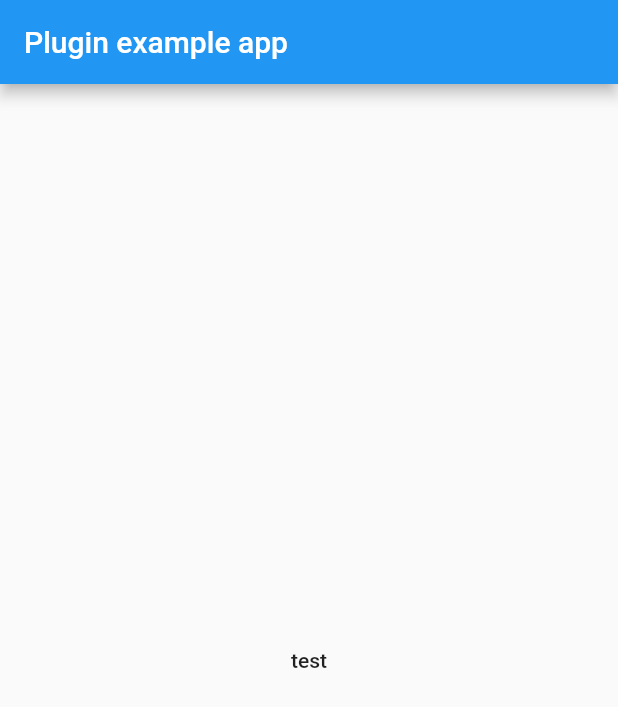
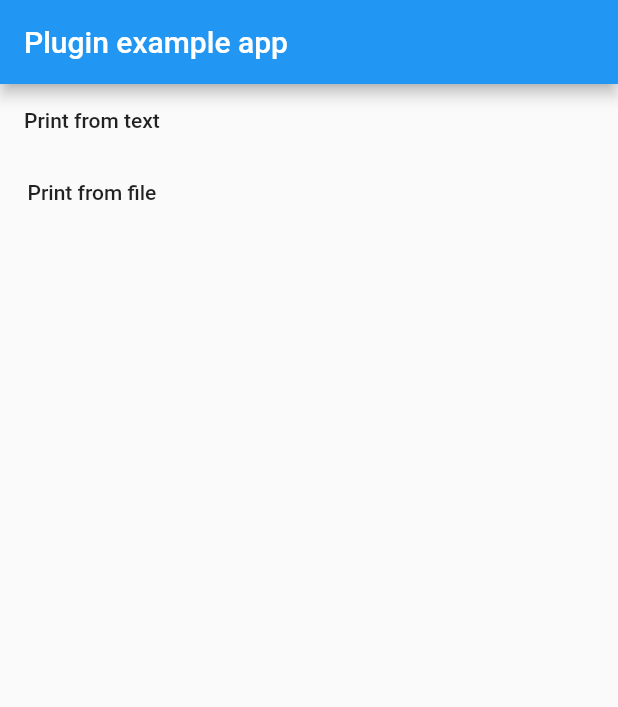
Before and after one commit to Eddayy/flutter_star_prnt, a Flutter app: the screen it shows after launch, on a phone screen of 412 x 824 dp. Shown: the top 707 px of the screen. Run offline on Flutter 3.47's test engine with Material 2 defaults, Android fonts, the phone set to English and light mode, and no system bars; our stand-ins replace file_picker.

```diff
--- a/example/lib/main.dart
+++ b/example/lib/main.dart
@@ -1,3 +1,4 @@
+import 'package:file_picker/file_picker.dart';
 import 'package:flutter/material.dart';
 import 'package:flutter_star_prnt/flutter_star_prnt.dart';
 
@@ -21,8 +22,9 @@ class _MyAppState extends State<MyApp> {
         appBar: AppBar(
           title: const Text('Plugin example app'),
         ),
-        body: Center(
-          child: FlatButton(
+        body: Column(
+          children: <Widget>[
+            FlatButton(
               onPressed: () async {
                 List<PortInfo> list =
                     await StarPrnt.portDiscovery(StarPortType.All);
@@ -72,7 +74,42 @@ class _MyAppState extends State<MyApp> {
                   }
                 });
               },
-              child: Text('test')),
+              child: Text('Print from text'),
+            ),
+            FlatButton(
+              onPressed: () async {
+                FilePickerResult file = await FilePicker.platform.pickFiles();
+                if (file != null) {
+                  String file_path = file.files.single.path;
+                  List<PortInfo> list =
+                      await StarPrnt.portDiscovery(StarPortType.All);
+                  print(list);
+                  list.forEach((port) async {
+                    print(port.portName);
+                    if (port.portName.isNotEmpty) {
+                      print(await StarPrnt.checkStatus(
+                        portName: port.portName,
+                        emulation: 'StarGraphic',
+                      ));
+
+                      PrintCommands commands = PrintCommands();
+                      Map<String, dynamic> rasterMap = {
+                        'appendBitmapFilePath': file_path
+                      };
+                      commands.push(rasterMap);
+                      print(await StarPrnt.print(
+                          portName: port.portName,
+                          emulation: 'StarGraphic',
+                          printCommands: commands));
+                    }
+                  });
+                } else {
+                  // User canceled the picker
+                }
+              },
+              child: Text('Print from file'),
+            ),
+          ],
         ),
       ),
     );
--- a/example/pubspec.yaml
+++ b/example/pubspec.yaml
@@ -12,6 +12,7 @@ dependencies:
   # The following adds the Cupertino Icons font to your application.
   # Use with the CupertinoIcons class for iOS style icons.
   cupertino_icons: ^0.1.2
+  file_picker: ^2.1.4
 
 dev_dependencies:
   flutter_test:
--- a/pubspec.yaml
+++ b/pubspec.yaml
@@ -1,6 +1,6 @@
 name: flutter_star_prnt
 description: Flutter plugin for star micromics printers. This plugin allows both android and IOS devices to find star micromics printers and us them to print.
-version: 1.0.4
+version: 1.0.5
 author: Edmund Tay <edmundtay96@gmail.com>
 homepage: https://github.com/Eddayy/flutter_star_prnt
 
```
Also changed, not shown: example/pubspec.lock, 165 other files.
